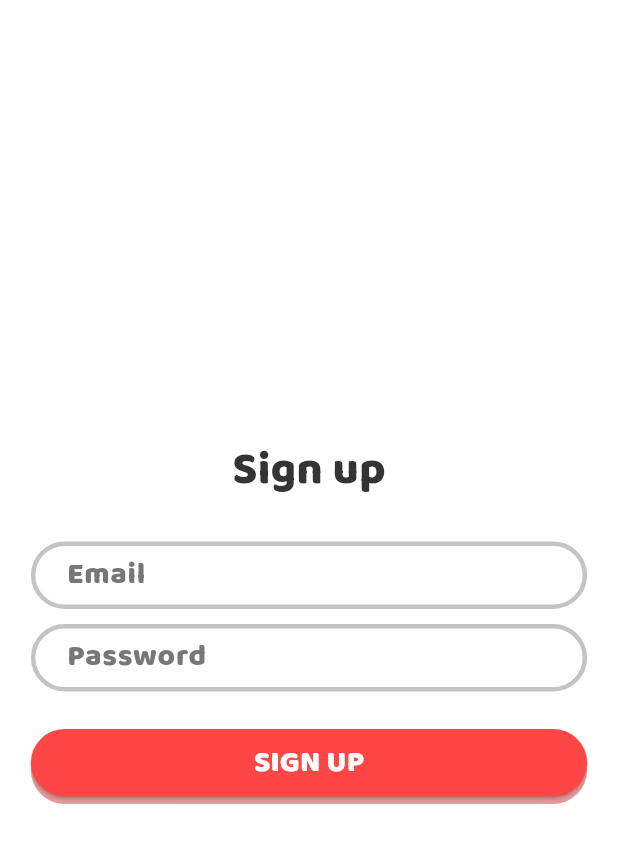
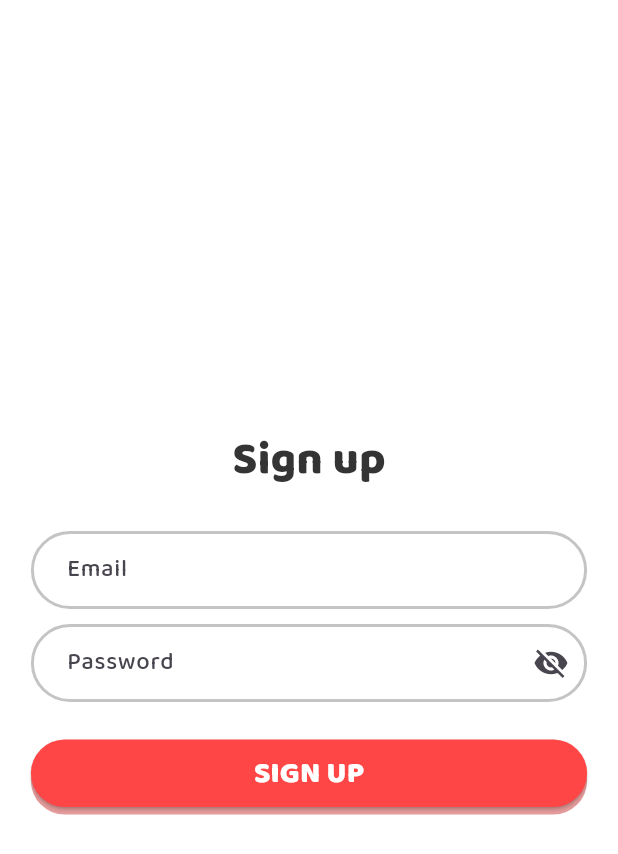
Before and after one commit to WataTipvarakarnkoon/VitalAct, a Flutter app: the SignupPage screen opened by its route, on a phone screen of 412 x 824 dp. Shown: the top 854 px of the screen. Run offline on Flutter 3.47's test engine with Material 3 defaults, Android fonts, the phone set to English and light mode, and no system bars; our stand-ins replace firebase_auth, firebase_core; accounts and stored records are empty; project files that could hold a hidden picture were left out.

Commit message:
Fix Authentication Message and border color

```diff
--- a/lib/screens/login.dart
+++ b/lib/screens/login.dart
@@ -76,19 +76,25 @@ class _LoginPageState extends State<LoginPage> {
               const SizedBox(height: 25),
 
               /// Email
-              AuthTextField(
-                hintText: 'Email',
-                controller: emailController,
-                validator: Validators.email,
+              SizedBox(
+                width: width * 0.9,
+                child: AuthTextField(
+                  hintText: 'Email',
+                  controller: emailController,
+                  validator: Validators.email,
+                ),
               ),
               const SizedBox(height: 10),
 
               /// Password
-              AuthTextField(
-                hintText: 'Password',
-                controller: passwordController,
-                obscureText: true,
-                validator: Validators.password,
+              SizedBox(
+                width: width * 0.9,
+                child: AuthTextField(
+                  hintText: "Password",
+                  controller: passwordController,
+                  validator: Validators.password,
+                  isPassword: true,
+                ),
               ),
               const SizedBox(height: 25),
 
--- a/lib/screens/signup.dart
+++ b/lib/screens/signup.dart
@@ -79,19 +79,25 @@ class _SignupPageState extends State<SignupPage> {
                   const SizedBox(height: 25),
 
                   /// Email
-                  AuthTextField(
-                    hintText: 'Email',
-                    controller: emailController,
-                    validator: Validators.email,
+                  SizedBox(
+                    width: width * 0.9,
+                    child: AuthTextField(
+                      hintText: 'Email',
+                      controller: emailController,
+                      validator: Validators.email,
+                    ),
                   ),
                   const SizedBox(height: 10),
 
                   /// Password
-                  AuthTextField(
-                    hintText: 'Password',
-                    controller: passwordController,
-                    obscureText: true,
-                    validator: Validators.password,
+                  SizedBox(
+                    width: width * 0.9,
+                    child: AuthTextField(
+                      hintText: "Password",
+                      controller: passwordController,
+                      validator: Validators.password,
+                      isPassword: true,
+                    ),
                   ),
                   const SizedBox(height: 25),
 
@@ -99,7 +105,9 @@ class _SignupPageState extends State<SignupPage> {
                     width: width * 0.9,
                     height: 45,
                     text: 'SIGN UP',
-                    onPressed: signUp,
+                    onPressed: () {
+                      signUp();
+                    },
                   ),
                 ],
               ),
--- a/lib/widgets/auth_text_field.dart
+++ b/lib/widgets/auth_text_field.dart
@@ -1,61 +1,93 @@
 import 'package:flutter/material.dart';
 
-class AuthTextField extends StatelessWidget {
+class AuthTextField extends StatefulWidget {
   final String hintText;
-  final bool obscureText;
+  final bool isPassword;
   final TextEditingController controller;
   final String? Function(String?)? validator;
 
   const AuthTextField({
     super.key,
     required this.hintText,
-    this.obscureText = false,
     required this.controller,
     this.validator,
+    this.isPassword = false,
   });
 
   @override
+  State<AuthTextField> createState() => _AuthTextFieldState();
+}
+
+class _AuthTextFieldState extends State<AuthTextField> {
+  bool _obscureText = true;
+  String? _errorText;
+
+  @override
+  void initState() {
+    super.initState();
+    _obscureText = widget.isPassword;
+  }
+
+  @override
   Widget build(BuildContext context) {
-    final width = MediaQuery.of(context).size.width;
-
-    return SizedBox(
-      width: width * 0.9,
-      height: 45,
-      child: TextFormField(
-        controller: controller,
-        obscureText: obscureText,
-        style: const TextStyle(
-          fontWeight: FontWeight.w700,
-          fontSize: 20,
-          color: Color.fromARGB(255, 119, 119, 119),
+    return Column(
+      crossAxisAlignment: CrossAxisAlignment.start,
+      children: [
+        TextFormField(
+          controller: widget.controller,
+          obscureText: widget.isPassword ? _obscureText : false,
+          autovalidateMode: AutovalidateMode.onUserInteraction,
+          validator: widget.validator,
+          decoration: InputDecoration(
+            errorText: _errorText,
+            hintText: widget.hintText,
+            contentPadding: const EdgeInsets.symmetric(
+              horizontal: 20,
+              vertical: 14,
             ),
-        decoration: InputDecoration(
-          contentPadding: const EdgeInsets.symmetric(horizontal: 20),
-          hintText: hintText,
-          hintStyle: const TextStyle(color: Color.fromARGB(255, 119, 119, 119)),
+            suffixIcon: widget.isPassword
+                ? IconButton(
+                    icon: Icon(
+                      _obscureText ? Icons.visibility_off : Icons.visibility,
+                    ),
+                    onPressed: () {
+                      setState(() {
+                        _obscureText = !_obscureText;
+                      });
+                    },
+                  )
+                : null,
+            errorBorder: OutlineInputBorder(
+              borderRadius: BorderRadius.circular(50),
+              borderSide: const BorderSide(
+                color: Color(0xFFC62828),
+                width: 2,
+              ),
+            ),
+            focusedErrorBorder: OutlineInputBorder(
+              borderRadius: BorderRadius.circular(50),
+              borderSide: const BorderSide(
+                color: Color(0xFFC62828),
+                width: 2,
+              ),
+            ),
             enabledBorder: OutlineInputBorder(
               borderRadius: BorderRadius.circular(50),
               borderSide: const BorderSide(
-              color: Color.fromARGB(255, 196, 196, 196),
-              width: 3,
+                color: Color(0xFFC4C4C4),
+                width: 2,
               ),
             ),
             focusedBorder: OutlineInputBorder(
               borderRadius: BorderRadius.circular(50),
               borderSide: const BorderSide(
-              color: Color.fromARGB(255, 0, 170, 255),
-              width: 3,
+                color: Color(0xFF00AAFF),
+                width: 2,
               ),
             ),
-
-          //error
-          errorStyle: const TextStyle(
-            fontSize: 0,
-            height: 0,
           ),
         ),
-        validator: validator,
-      ),
+      ],
     );
   }
 }
```
Lines whose indentation alone changed are shown as unchanged.
